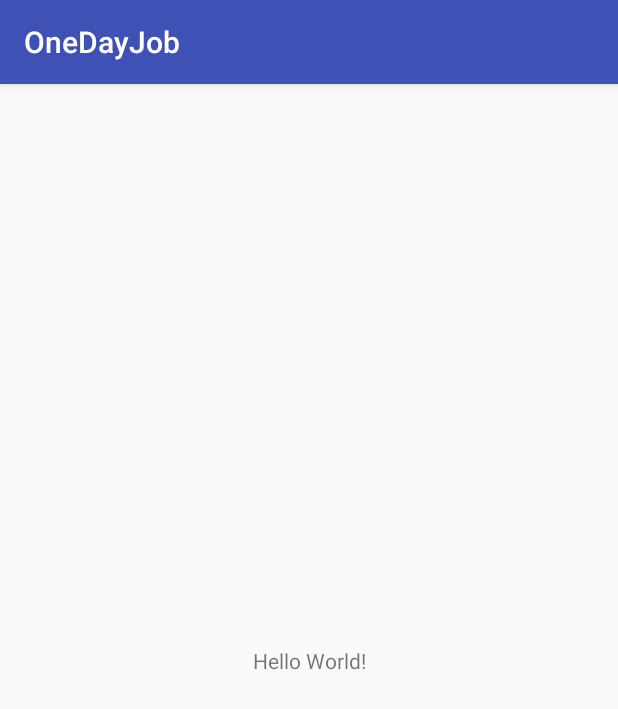
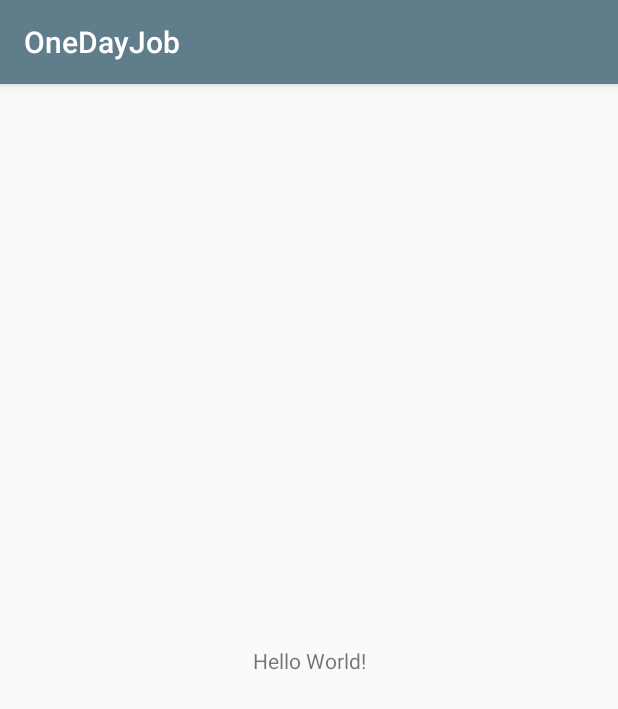
Before and after one commit to caralen/OneDayJob, an Android app: the screen it shows after launch (MainActivity), on a phone screen of 412 x 824 dp. Shown: the top 709 px of the screen. Run offline under Robolectric (Android 15) with nearby library versions, the light colour scheme and no system bars.

Commit message:
Color changes

```diff
--- a/OneDayJob/app/src/main/res/values/colors.xml
+++ b/OneDayJob/app/src/main/res/values/colors.xml
@@ -1,6 +1,6 @@
 <?xml version="1.0" encoding="utf-8"?>
 <resources>
-    <color name="colorPrimary">#3F51B5</color>
-    <color name="colorPrimaryDark">#303F9F</color>
-    <color name="colorAccent">#FF4081</color>
+    <color name="colorPrimary">#607D8B</color>
+    <color name="colorPrimaryDark">#455A64</color>
+    <color name="colorAccent">#FFEE58</color>
 </resources>
```
